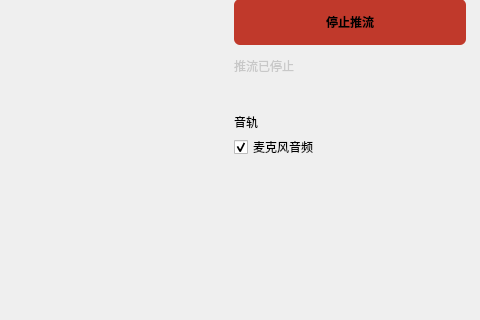
ohto-ai/PostLive, file src/app/LivePlatform.ui: the form before one commit; both pictures show x 800 to 1280 and y 147 to 467 of the 1280 by 800 pixel window.
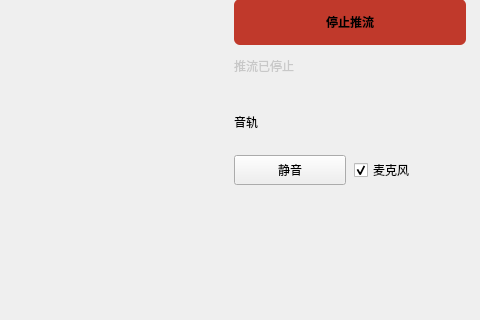
The form after the commit. Icons and pictures are not drawn. Custom widgets are drawn as their Qt base class.

Commit message:
feat: OBS-style canvas interaction, audio meter and mute
- canvas: four aspect-locked corner resize handles, center/edge snapping
  with dashed guides, right-click source menu (fit/center/reorder/remove),
  arrow-key nudge (Shift = 10px), double-click to center, Delete removes
  the selected source
- audio: peak level meter (AudioLevelBar with decay ballistics) fed from
  the microphone capture thread; runtime mute button encodes silence so
  the muxer keeps flowing
- stream stats now report the real encoded bitrate (kbps from packet
  sizes) next to the stream duration

Diff of the .ui file:
```diff
--- a/src/app/LivePlatform.ui
+++ b/src/app/LivePlatform.ui
@@ -501,15 +501,57 @@
            </widget>
           </item>
           <item>
-           <widget class="QCheckBox" name="audioMicCheckBox">
-            <property name="text">
-             <string>麦克风音频</string>
+           <widget class="AudioLevelBar" name="audioLevelBar">
+            <property name="minimumSize">
+             <size>
+              <width>0</width>
+              <height>16</height>
+             </size>
             </property>
-            <property name="checked">
-             <bool>true</bool>
+            <property name="maximumSize">
+             <size>
+              <width>16777215</width>
+              <height>18</height>
+             </size>
             </property>
            </widget>
           </item>
+          <item>
+           <layout class="QHBoxLayout" name="audioControlsLayout">
+            <property name="spacing">
+             <number>8</number>
+            </property>
+            <item>
+             <widget class="QPushButton" name="mutePushButton">
+              <property name="minimumSize">
+               <size>
+                <width>0</width>
+                <height>30</height>
+               </size>
+              </property>
+              <property name="focusPolicy">
+               <enum>Qt::NoFocus</enum>
+              </property>
+              <property name="text">
+               <string>静音</string>
+              </property>
+              <property name="checkable">
+               <bool>true</bool>
+              </property>
+             </widget>
+            </item>
+            <item>
+             <widget class="QCheckBox" name="audioMicCheckBox">
+              <property name="text">
+               <string>麦克风</string>
+              </property>
+              <property name="checked">
+               <bool>true</bool>
+              </property>
+             </widget>
+            </item>
+           </layout>
+          </item>
          </layout>
         </widget>
        </item>
@@ -552,6 +594,14 @@
   <widget class="QStatusBar" name="statusBar"/>
  </widget>
  <layoutdefault spacing="6" margin="11"/>
+ <customwidgets>
+  <customwidget>
+   <class>AudioLevelBar</class>
+   <extends>QWidget</extends>
+   <header>AudioLevelBar.h</header>
+   <container>1</container>
+  </customwidget>
+ </customwidgets>
  <resources>
   <include location="../resources/LiveLoginDialog.qrc"/>
  </resources>
```
The commit also changes 10 other files.
